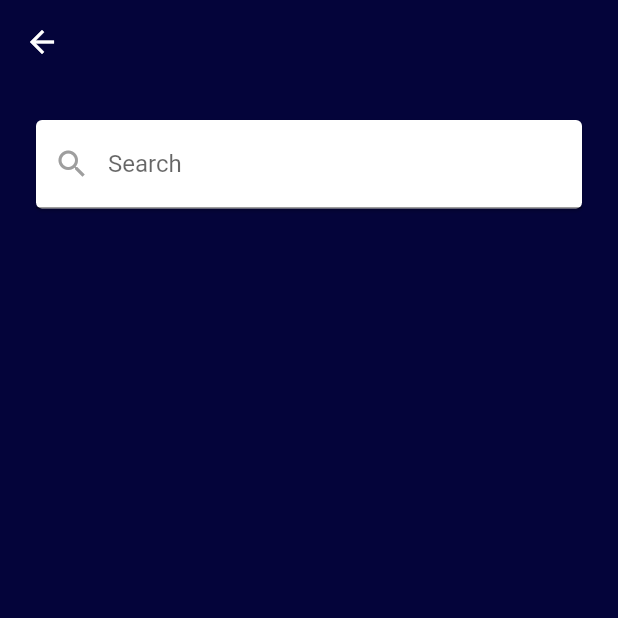
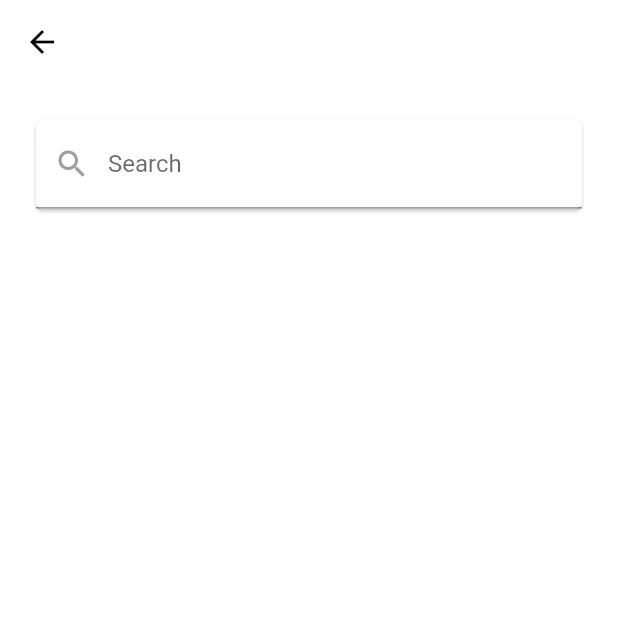
Before and after one commit to HusseinMohamed99/Breaking-News, a Flutter app: the screen it shows after launch, after a tap on the "search" icon, on a phone screen of 412 x 824 dp, the top half of it. Run offline on Flutter 3.47's test engine with Material 2 defaults, Android fonts, the light colour scheme and no system bars; our stand-ins replace cached_network_image, conditional_builder_null_safety, dio, flutter_bloc, google_fonts, hexcolor and 2 more; missing offline and left inert: splash_screen_view; network calls fail; Roboto replaces fonts that are missing (Jannah).

Commit message:
new updates

```diff
--- a/lib/main.dart
+++ b/lib/main.dart
@@ -66,9 +66,7 @@ class MyApp extends StatelessWidget {
             debugShowCheckedModeBanner: false,
             theme: lightTheme,
             darkTheme: darkTheme,
-            themeMode: ModeCubit.get(context).isDark
-                ? ThemeMode.dark
-                : ThemeMode.light,
+            themeMode:  ThemeMode.system,
             home: SplashScreenView(
               duration: 3500,
               pageRouteTransition: PageRouteTransition.SlideTransition,
@@ -88,8 +86,8 @@ class MyApp extends StatelessWidget {
                 const Color(0xff04043A),
               ],
               backgroundColor: ModeCubit.get(context).isDark
-                  ? const Color(0xff04043A)
-                  :  Colors.white
+                  ? Colors.white
+                  :  const Color(0xff04043A)
             ),
           );
         },
```
